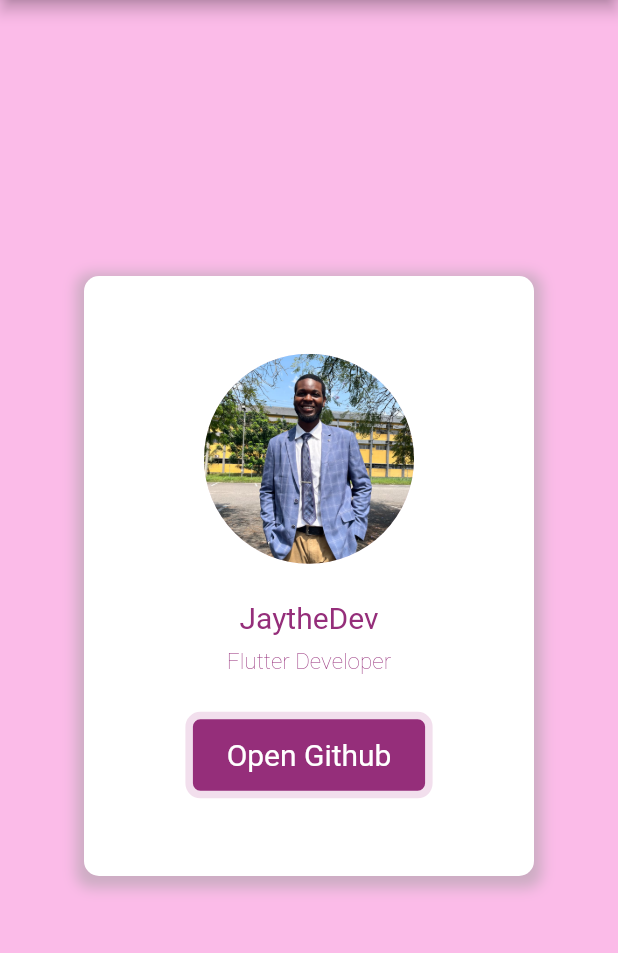
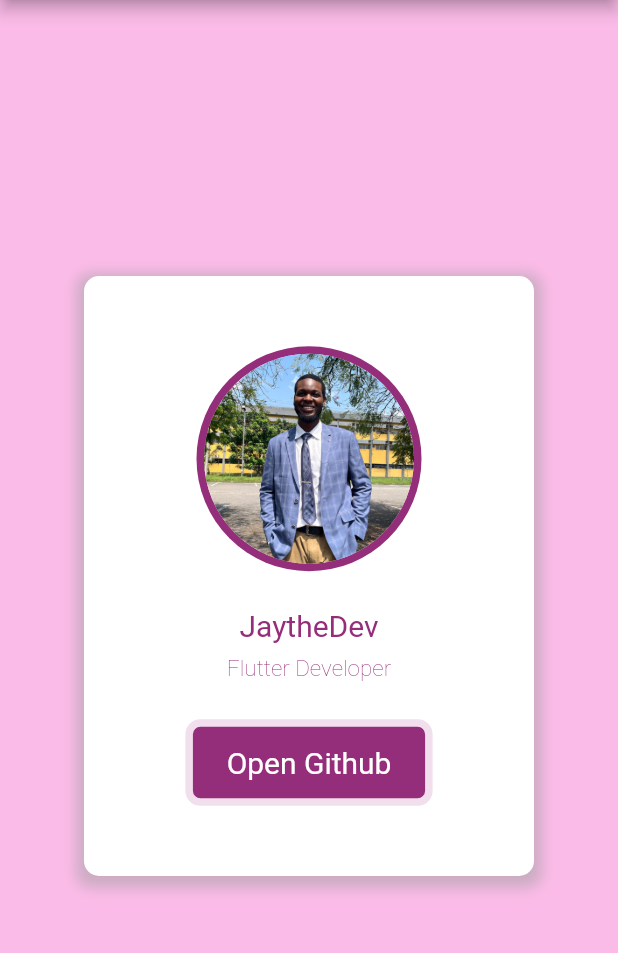
Before and after one commit to emjaycodes/profile_app, a Flutter app: the screen it shows after launch, on a phone screen of 412 x 824 dp, the part 84-1037 px from its top. Run offline on Flutter 3.47's test engine with Material 2 defaults, Android fonts, the phone set to English and light mode, and no system bars; our stand-ins replace webview_flutter.

```diff
--- a/lib/profile.dart
+++ b/lib/profile.dart
@@ -60,10 +60,14 @@ class ProfileCard extends StatelessWidget {
           mainAxisAlignment: MainAxisAlignment.center,
           children: [
             const CircleAvatar(
-              backgroundColor: kprimaryAccentColor,
-              radius: 70,
-              backgroundImage: AssetImage(
-                'assets/slack.png', // Replace with your asset path
+              radius: 75,
+              backgroundColor: kprimaryColor,
+              child: CircleAvatar(
+                backgroundColor: kprimaryAccentColor,
+                radius: 70,
+                backgroundImage: AssetImage(
+                  'assets/slack.png', // Replace with your asset path
+                ),
               ),
             ),
             SizedBox(
```
